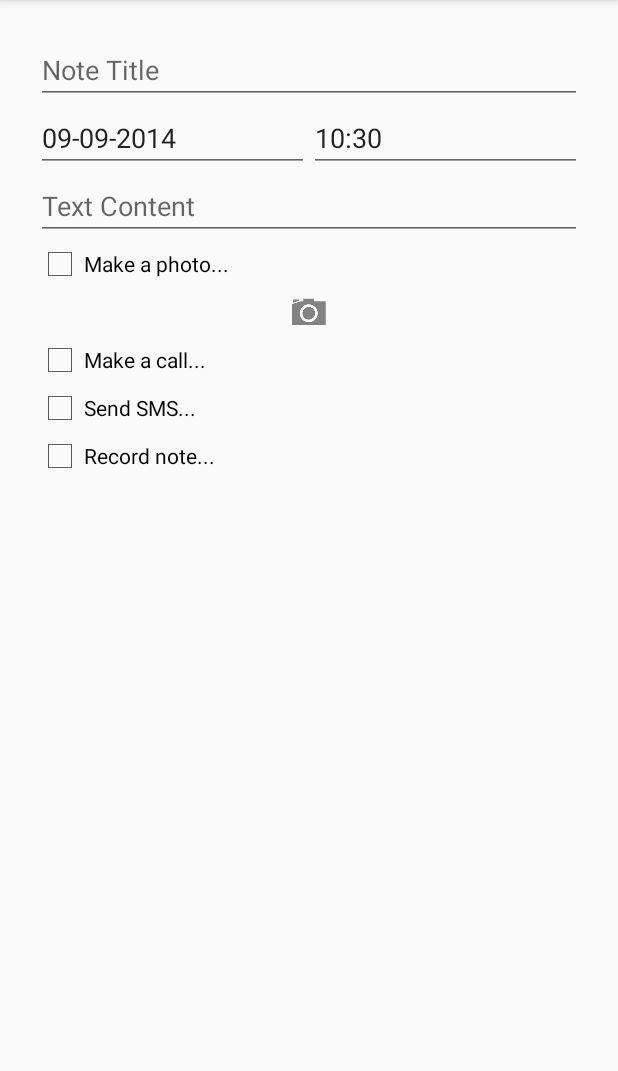
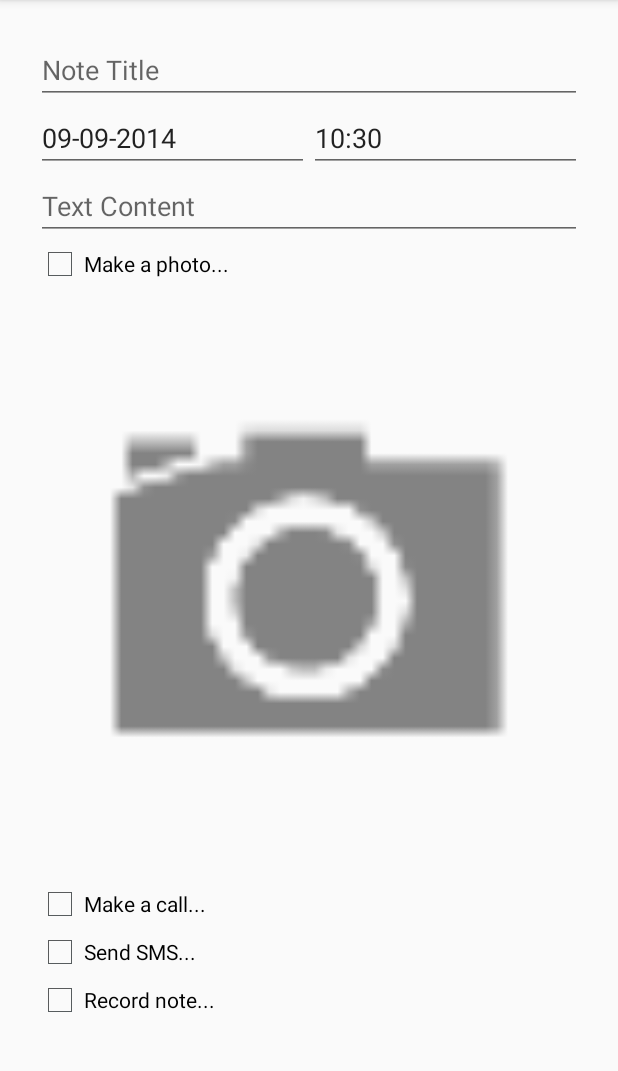
Before and after one commit to abiernacka/pronote, an Android app: the screen it shows after launch (MainActivity), after a tap on "Add", on a phone screen of 412 x 824 dp, the part 84-1155 px from its top. Run offline under Robolectric (Android 15) with nearby library versions, the phone set to English and light mode, and no system bars; our stand-ins replace AdMob; libraries missing offline, so code that uses them is left out: com.nineoldandroids.animation, com.nineoldandroids.view.

Commit message:
Fix image

```diff
--- a/app/src/main/res/layout/fragment_edit.xml
+++ b/app/src/main/res/layout/fragment_edit.xml
@@ -59,10 +59,12 @@
         <ImageView
             android:id="@+id/imagePhoto"
             android:visibility="visible"
-            android:layout_width="wrap_content"
+            android:layout_width="match_parent"
             android:layout_height="wrap_content"
-            android:scaleType="fitXY"
-            android:layout_gravity="center"
+            android:scaleType="fitCenter"
+            android:layout_marginTop="15dp"
+            android:layout_marginBottom="15dp"
+            android:adjustViewBounds="true"
             android:src="@drawable/ic_action_camera" />
 
         <CheckBox
--- a/app/src/main/res/layout/fragment_preview.xml
+++ b/app/src/main/res/layout/fragment_preview.xml
@@ -42,8 +42,10 @@
             android:visibility="gone"
             android:layout_width="match_parent"
             android:layout_height="wrap_content"
-            android:scaleType="center"
+            android:scaleType="fitCenter"
             android:layout_marginTop="15dp"
+            android:layout_marginBottom="15dp"
+            android:adjustViewBounds="true"
             android:src="@drawable/ic_picture" />
 
         <RelativeLayout
```
